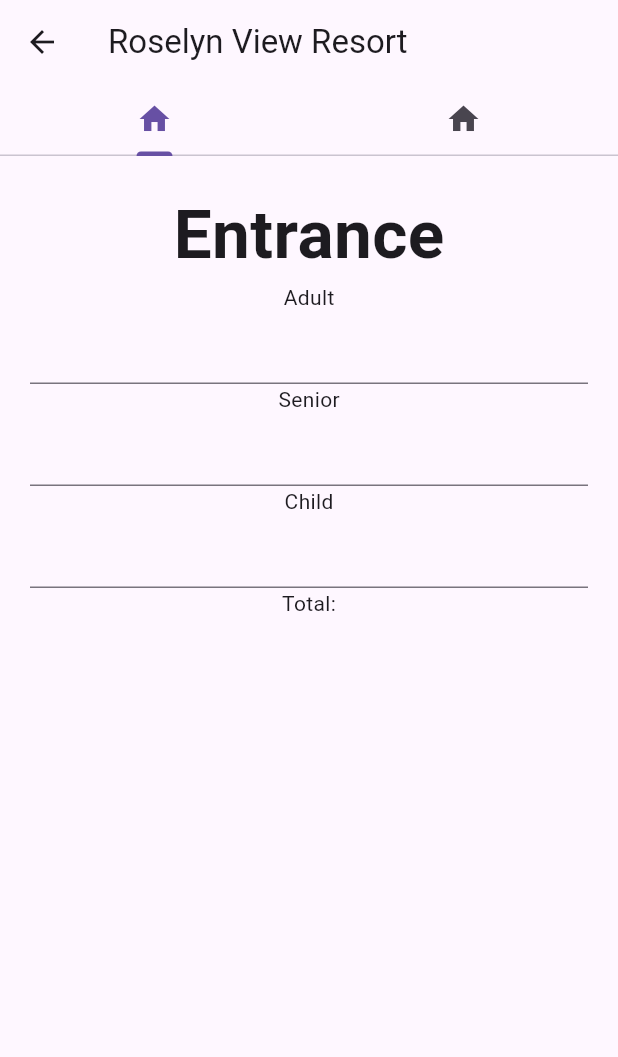
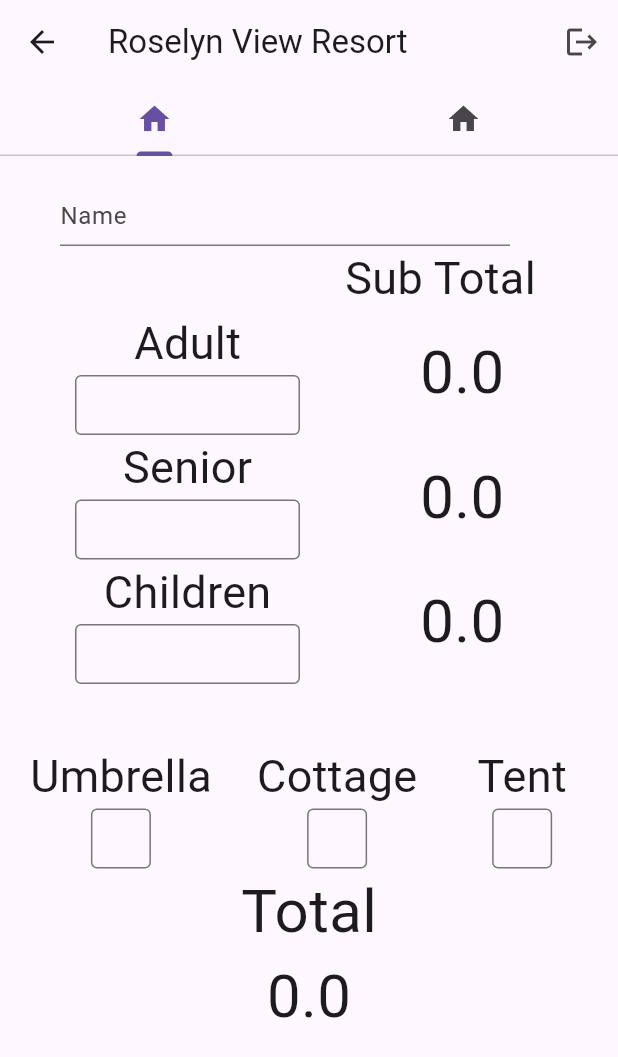
Before and after one commit to Tictris/RVR-POS-MOBILE, a Flutter app: the Dashboard screen opened directly, on a phone screen of 412 x 824 dp. Shown: the top 1057 px of the screen. Run offline on Flutter 3.47's test engine with Material 3 defaults, Android fonts, the phone set to English and light mode, and no system bars; our stand-ins replace flutter_secure_storage; accounts and stored records are empty.

Commit message:
Adding the entrance calculator, no submission functionality yet.

```diff
--- a/lib/dashboard.dart
+++ b/lib/dashboard.dart
@@ -1,11 +1,48 @@
 import 'package:flutter/material.dart';
-import 'package:rvr_flutter/widgets/input/input.dart';
+import 'package:rvr_flutter/login.dart';
+import 'package:rvr_flutter/widgets/calculate_total.dart';
+import 'package:http/http.dart' as http;
+import 'package:http/http.dart';
+import 'package:flutter_secure_storage/flutter_secure_storage.dart';
+
+class APIService {
+  final storage = const FlutterSecureStorage();
+
+  Client client = http.Client();
+
+  Future<bool> requestLogout(BuildContext context) async {
+    final token = await storage.read(key: 'authToken');
+
+    final headers = {
+      'Authorization': "Bearer $token",
+      'Content-type': 'application/json',
+      'Accept': 'application/json',
+      "Access-Control-Allow-Origin": "*"
+    };
+    const url = "http://127.0.0.1:8000/api/logout";
+
+    Uri uri = Uri.parse(url);
+
+    final response = await client.post(uri, headers: headers);
+
+    if (response.statusCode == 200) {
+      await storage.delete(key: 'authToken');
+      debugPrint('Logout successful.');
+      return true;
+    } else {
+      debugPrint('Token not found in response.');
+      return false;
+    }
+  }
+}
 
 class Dashboard extends StatelessWidget {
   const Dashboard({super.key});
 
   @override
   Widget build(BuildContext context) {
+    APIService apiService = APIService();
+
     return DefaultTabController(
       length: 2,
       child: Scaffold(
@@ -19,26 +56,26 @@ class Dashboard extends StatelessWidget {
                 icon: Icon(Icons.home),
               ),
             ],
+          ),
+          title: const Text('Roselyn View Resort'),
+          actions: [
+            IconButton(
+              onPressed: () async {
+                final logoutSuccessful =
+                    await apiService.requestLogout(context);
+
+                if (logoutSuccessful) {
+                  if (context.mounted) {
+                    Navigator.pushReplacement(context,
+                        MaterialPageRoute(builder: (context) => const Login()));
+                  }
+                }
+              },
+              icon: const Icon(Icons.logout),
             ),
-            title: const Text('Roselyn View Resort')
+          ],
         ),
-        body: Container(
-          padding: const EdgeInsets.all(20),
-          child: const Column(
-            children: [
-              Center(child: Text(
-                'Entrance',
-                style: TextStyle(
-                  fontSize: 45,
-                  fontWeight: FontWeight.bold,
-                ),)),
-                InputField(initialText: 'Adult'),
-                InputField(initialText: 'Senior'),
-                InputField(initialText: 'Child'),
-                Center(child: Text('Total:')),
-            ],
-          ),
-        ),
+        body: const Calculator(),
       ),
     );
   }
--- a/lib/main.dart
+++ b/lib/main.dart
@@ -1,5 +1,6 @@
 import 'package:flutter/material.dart';
-import 'package:rvr_flutter/login.dart';
+import 'package:rvr_flutter/dashboard.dart';
+// import 'package:rvr_flutter/login.dart';
 
 void main() {
   runApp(const MyApp());
@@ -12,7 +13,7 @@ class MyApp extends StatelessWidget {
   @override
   Widget build(BuildContext context) {
     return const MaterialApp(
-      home: Login(),
+      home: Dashboard(),
     );
   }
 }
--- /dev/null
+++ b/lib/widgets/calculate/rates.dart
@@ -0,0 +1,153 @@
+import 'package:http/http.dart' as http;
+import 'package:http/http.dart';
+import 'dart:convert';
+
+
+class Rate {
+  final double rate;
+  final String type;
+  final int id;
+
+  Rate({required this.rate, required this.type, required this.id});
+
+  factory Rate.fromJson(Map<String, dynamic> json) {
+    return Rate(
+      rate:  double.parse(json['rate']),
+      type: json['type'],
+      id: json['id'],
+
+    );
+  }
+}
+class RateData {
+   double adultRate;
+   double childRate;
+   double seniorRate;
+   int adultId;
+   int childId;
+   int seniorId;
+
+  RateData({
+     this.adultRate = 0.0,
+     this.childRate = 0.0,
+     this.seniorRate = 0.0,
+     this.adultId = 0,
+     this.childId = 0,
+     this.seniorId = 0 ,
+  });
+}
+
+class RateFetcher {
+    Client client = http.Client();
+
+    Future<RateData> fetchRates() async {
+      const url = "http://127.0.0.1:8000/api/get-rate";
+
+      Uri uri = Uri.parse(url);
+      final response = await client.get(uri);
+
+      if (response.statusCode == 200) {
+        final List<dynamic> data = jsonDecode(response.body);
+
+        if(data.isNotEmpty) {
+          final List<Rate> rates = data.map((item) => Rate.fromJson(item)).toList();
+
+          RateData rateData = RateData();
+
+          for (var rate in rates) {
+            if(rate.type == "adults"){
+              rateData.adultRate = rate.rate;
+              rateData.adultId = rate.id;
+            } else if(rate.type == "kids"){
+              rateData.childRate = rate.rate;
+              rateData.childId = rate.id;
+            } else if(rate.type == "senior"){
+              rateData.seniorRate = rate.rate;
+              rateData.seniorId = rate.id;
+            }
+          }
+
+          return rateData;
+        }
+
+      } else {
+        throw Exception('Failed to fetch data');
+      }
+      throw Exception('unknown Error');
+  }
+}
+
+//For Cottages
+class CottageRate {
+  final int price;
+  final String type;
+  final int id;
+
+  CottageRate({required this.price,required this.type,required this.id});
+
+  factory CottageRate.fromJson(Map<String, dynamic> json) {
+    return CottageRate(
+      price:  double.parse(json['price']).toInt(),
+      type: json['type'],
+      id: json['id'],
+    );
+  }
+}
+
+class CottageRateData {
+  int tent = 0;
+  int cottage = 0;
+  int umbrella = 0;
+
+  int tentId = 0;
+  int cottageId = 0;
+  int umbrellaId = 0;
+
+  CottageRateData({
+    this.tent = 0,
+    this.cottage = 0,
+    this.umbrella = 0,
+    this.tentId = 0,
+    this.cottageId = 0,
+    this.umbrellaId = 0,
+  });
+}
+
+class CottageRateFetcher {
+    Client client = http.Client();
+
+    Future<CottageRateData> fetchRates() async {
+      const url = "http://127.0.0.1:8000/api/get-cottage-rate";
+
+      Uri uri = Uri.parse(url);
+      final response = await client.get(uri);
+
+      if (response.statusCode == 200) {
+        final List<dynamic> cottageData = jsonDecode(response.body);
+
+        if(cottageData.isNotEmpty){
+          final List<CottageRate> prices = cottageData.map((item) => CottageRate.fromJson(item)).toList();
+          CottageRateData cottageRateData = CottageRateData();
+
+          for (var rate in prices){
+            if (rate.type == "umbrella"){
+              cottageRateData.umbrella = rate.price;
+              cottageRateData.umbrellaId = rate.id;
+            } else if(rate.type == "cottage"){
+              cottageRateData.cottage = rate.price;
+              cottageRateData.cottageId = rate.id;
+            } else if(rate.type == "tent"){
+              cottageRateData.tent = rate.price;
+              cottageRateData.tentId = rate.id;
+            }
+          }
+          return cottageRateData;
+      }
+    }
+
+      else {
+        throw Exception('Failed to fetch data');
+      }
+      throw Exception('Unknown Error');
+  }
+}
--- /dev/null
+++ b/lib/widgets/calculate_total.dart
@@ -0,0 +1,308 @@
+import 'package:flutter/material.dart';
+import 'calculate/rates.dart';
+
+class Calculator extends StatefulWidget {
+  const Calculator({super.key});
+
+  @override
+  State<Calculator> createState() => _CalculatorState();
+}
+
+class _CalculatorState extends State<Calculator> {
+  final _formKey = GlobalKey<FormState>();
+
+  final TextEditingController _controllerAdult = TextEditingController();
+  final TextEditingController _controllerSenior = TextEditingController();
+  final TextEditingController _controllerChild = TextEditingController();
+
+  final TextEditingController _controllerUmbrella = TextEditingController();
+  final TextEditingController _controllerCottage = TextEditingController();
+  final TextEditingController _controllerTent = TextEditingController();
+
+  double _total = 0;
+  double _adultCost = 0;
+  double _seniorCost = 0;
+  double _childCost = 0;
+
+  int _umbrellaCost = 0;
+  int _cottageCost = 0;
+  int _tentCost = 0;
+
+  Future<void> calculateSum() async {
+
+    int adultCount = int.tryParse(_controllerAdult.text) ?? 0;
+    int seniorCount = int.tryParse(_controllerSenior.text) ?? 0;
+    int childCount = int.tryParse(_controllerChild.text) ?? 0;
+    int umbrellaCount = int.tryParse(_controllerUmbrella.text) ?? 0;
+    int cottageCount = int.tryParse(_controllerCottage.text) ?? 0;
+    int tentCount = int.tryParse(_controllerTent.text) ?? 0;
+      try {
+    final rateFetcher = RateFetcher();
+    final rateData = await rateFetcher.fetchRates();
+    final cottageRateFetcher = CottageRateFetcher();
+    final cottageRateData = await cottageRateFetcher.fetchRates();
+
+    // Access the rates
+    double adultRate = rateData.adultRate;
+    double childRate = rateData.childRate;
+    double seniorRate = rateData.seniorRate;
+
+    //Access cottage rates
+    int tent = cottageRateData.tent;
+    int cottage = cottageRateData.cottage;
+    int umbrella = cottageRateData.umbrella;
+
+  setState(() {
+      _adultCost = adultCount * adultRate;
+      _seniorCost = seniorCount * seniorRate;
+      _childCost = childCount * childRate;
+      _umbrellaCost = umbrellaCount * umbrella;
+      _cottageCost = cottageCount * cottage;
+      _tentCost = tentCount * tent;
+      _total = _adultCost +
+          _seniorCost +
+          _childCost +
+          _umbrellaCost +
+          _cottageCost +
+          _tentCost;
+      debugPrint("it works");
+    });
+  } catch (e) {
+    debugPrint('Error fetching rates: $e');
+  }
+
+  }
+
+  @override
+  Widget build(BuildContext context) {
+    return Scaffold(
+        body: Column(
+      children: [
+        const Row(
+          children: [
+            Padding(
+              padding: EdgeInsets.fromLTRB(40, 20, 0, 0),
+              child: SizedBox(
+                  width: 300,
+                  height: 40,
+                  child: TextField(
+                    decoration: InputDecoration(labelText: "Name"),
+                  )),
+            ),
+          ],
+        ),
+        const Row(
+          children: [
+            SizedBox(
+              width: 230,
+            ),
+            Text(
+              "Sub Total",
+              style: TextStyle(fontSize: 30),
+            ),
+          ],
+        ),
+        Form(
+          key: _formKey,
+          child: Column(
+            children: [
+              Row(
+          children: [
+            Padding(
+              padding: const EdgeInsets.fromLTRB(50, 0, 0, 0),
+              child: Column(
+                children: [
+                  const Text(
+                    "Adult",
+                    style: TextStyle(fontSize: 30),
+                  ),
+                  SizedBox(
+                    width: 150,
+                    height: 40,
+                    child: TextField(
+                      controller: _controllerAdult,
+                      keyboardType: TextInputType.number,
+                      onChanged: (value) {
+                        calculateSum();
+                      },
+                      decoration:
+                          const InputDecoration(border: OutlineInputBorder()),
+                    ),
+                  )
+                ],
+              ),
+            ),
+            const SizedBox(
+              width: 80,
+            ),
+            Text(
+              "$_adultCost",
+              style: const TextStyle(fontSize: 40),
+            )
+          ],
+        ),
+        Row(
+          children: [
+            Padding(
+              padding: const EdgeInsets.fromLTRB(50, 0, 0, 0),
+              child: Column(
+                children: [
+                  const Text(
+                    "Senior",
+                    style: TextStyle(fontSize: 30),
+                  ),
+                  SizedBox(
+                    width: 150,
+                    height: 40,
+                    child: TextField(
+                      controller: _controllerSenior,
+                      keyboardType: TextInputType.number,
+                      onChanged: (value) {
+                        calculateSum();
+                      },
+                      decoration:
+                          const InputDecoration(border: OutlineInputBorder()),
+                    ),
+                  )
+                ],
+              ),
+            ),
+            const SizedBox(
+              width: 80,
+            ),
+            Text(
+              "$_seniorCost",
+              style: const TextStyle(fontSize: 40),
+            ),
+          ],
+        ),
+        Row(
+          children: [
+            Padding(
+              padding: const EdgeInsets.fromLTRB(50, 0, 0, 0),
+              child: Column(
+                children: [
+                  const Text(
+                    "Children",
+                    style: TextStyle(fontSize: 30),
+                  ),
+                  SizedBox(
+                    width: 150,
+                    height: 40,
+                    child: TextField(
+                      controller: _controllerChild,
+                      keyboardType: TextInputType.number,
+                      onChanged: (value) {
+                        calculateSum();
+                      },
+                      decoration:
+                          const InputDecoration(border: OutlineInputBorder()),
+                    ),
+                  )
+                ],
+              ),
+            ),
+            const SizedBox(
+              width: 80,
+            ),
+            Text(
+              "$_childCost",
+              style: const TextStyle(fontSize: 40),
+            )
+          ],
+        ),
+        const SizedBox(
+          height: 40,
+        ),
+        Row(
+          children: [
+            Padding(
+              padding: const EdgeInsets.fromLTRB(20, 0, 0, 0),
+              child: Column(
+                children: [
+                  const Text(
+                    "Umbrella",
+                    style: TextStyle(fontSize: 30),
+                  ),
+                  SizedBox(
+                    width: 40,
+                    height: 40,
+                    child: TextField(
+                      controller: _controllerUmbrella,
+                      keyboardType: TextInputType.number,
+                      onChanged: (value) {
+                        calculateSum();
+                      },
+                      decoration:
+                          const InputDecoration(border: OutlineInputBorder()),
+                    ),
+                  )
+                ],
+              ),
+            ),
+            const SizedBox(
+              width: 30,
+            ),
+            Column(
+              children: [
+                const Text(
+                  "Cottage",
+                  style: TextStyle(fontSize: 30),
+                ),
+                SizedBox(
+                  width: 40,
+                  height: 40,
+                  child: TextField(
+                    controller: _controllerCottage,
+                    keyboardType: TextInputType.number,
+                    onChanged: (value) {
+                      calculateSum();
+                    },
+                    decoration:
+                        const InputDecoration(border: OutlineInputBorder()),
+                  ),
+                )
+              ],
+            ),
+            const SizedBox(
+              width: 40,
+            ),
+            Column(
+              children: [
+                const Text(
+                  "Tent",
+                  style: TextStyle(fontSize: 30),
+                ),
+                SizedBox(
+                  width: 40,
+                  height: 40,
+                  child: TextField(
+                    controller: _controllerTent,
+                    keyboardType: TextInputType.number,
+                    onChanged: (value) {
+                      calculateSum();
+                    },
+                    decoration:
+                        const InputDecoration(border: OutlineInputBorder()),
+                  ),
+                )
+              ],
+            ),
+          ],
+        ),
+        const Text(
+          "Total",
+          style: TextStyle(fontSize: 40),
+        ),
+        Text(
+          "$_total",
+          style: const TextStyle(fontSize: 40),
+        ),
+            ],
+          )
+        ),
+      ],
+    ),
+    );
+  }
+}
--- /dev/null
+++ b/lib/widgets/entrance/entrance.dart
@@ -0,0 +1,49 @@
+import 'package:flutter/material.dart';
+import 'package:rvr_flutter/widgets/calculate/rates.dart';
+import 'package:http/http.dart' as http;
+import 'package:http/http.dart';
+import 'dart:convert';
+
+class APIService{
+
+  Client client = http.Client();
+
+  Map<String, String>? headers = {
+    'Content-type': 'application/json',
+    'Accept': 'application/json',
+    "Access-Control-Allow-Origin": "*"
+  };
+
+  Future<void> sendData(BuildContext context, {
+
+    required String name,
+    required int total,
+
+  }) async {
+    const url = "http://127.0.0.1:8000/api/create-entrance";
+
+    Uri uri = Uri.parse(url);
+
+    final bc = [
+        { 'cottage_id': '',
+          'quantity': ''}
+    ];
+
+    final cc = [
+        {'customer_id': '',
+         'count': ''}
+    ];
+
+    final body = jsonEncode({
+      "name": name,
+      "total": total,
+      "bc" : bc,
+      "cc" : cc
+    });
+
+    final response =  await client.post(
+      uri,headers: headers, body: body
+    );
+
+  }
+}
--- a/lib/widgets/input/input.dart
+++ /dev/null
@@ -1,43 +0,0 @@
-import 'package:flutter/material.dart';
-
-class InputField extends StatefulWidget {
-  final String initialText;
-
-  const InputField({
-    super.key,
-    required this.initialText,
-  });
-
-  @override
-  _InputFieldState createState() => _InputFieldState();
-}
-
-class _InputFieldState extends State<InputField>
- {
-  late String _text;
-
-  @override
-  void initState() {
-    super.initState();
-    _text = widget.initialText;
-  }
-
-  void updateText(String newText) {
-    setState(() {
-      _text = newText;
-    });
-  }
-
-  @override
-  Widget build(BuildContext context) {
-    return
- Column(
-      children: [
-        Text(_text),
-        TextField(
-          onChanged: updateText,
-        ),
-      ],
-    );
-  }
-}
--- a/pubspec.yaml
+++ b/pubspec.yaml
@@ -31,12 +31,14 @@ dependencies:
   flutter_secure_storage: ^9.2.2
   flutter:
     sdk: flutter
+  provider: ^6.0.0
 
 
   # The following adds the Cupertino Icons font to your application.
   # Use with the CupertinoIcons class for iOS style icons.
   cupertino_icons: ^1.0.6
   http: ^1.2.2
+  mysql_client: ^0.0.27
 
 dev_dependencies:
   flutter_test:
```
Also changed, not shown: lib/login.dart (+35 -10 lines), lib/models/login_model.dart (deleted), pubspec.lock.
